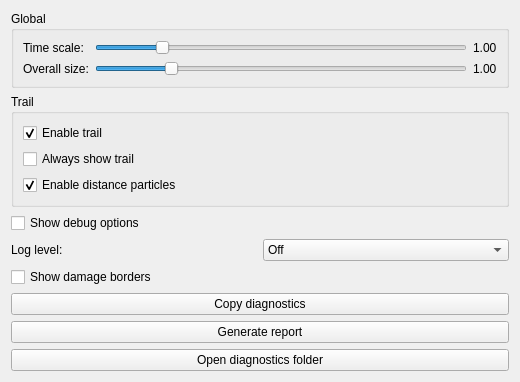
Qt form config/baclickfxconfig.ui (floating142/kwin-effects-ba-click-fx) before a commit.
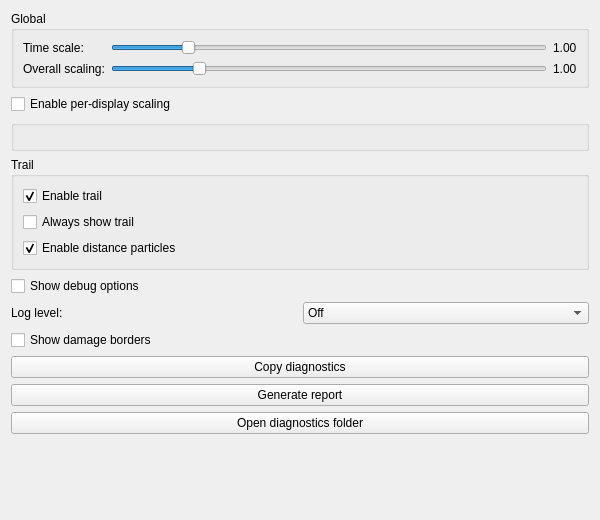
The same form after that commit.

Commit message: Fix per-display effect scaling

The edit to the form file:
```diff
--- a/config/baclickfxconfig.ui
+++ b/config/baclickfxconfig.ui
@@ -14,8 +14,8 @@
    <rect>
     <x>0</x>
     <y>0</y>
-    <width>520</width>
-    <height>300</height>
+    <width>600</width>
+    <height>520</height>
    </rect>
   </property>
   <layout class="QVBoxLayout" name="mainLayout">
@@ -72,7 +72,7 @@
       <item row="1" column="0">
        <widget class="QLabel" name="globalScaleLabel">
         <property name="text">
-         <string>Overall size:</string>
+         <string>Overall scaling:</string>
         </property>
        </widget>
       </item>
@@ -114,6 +114,18 @@
     </widget>
    </item>
 
+   <item>
+    <widget class="QCheckBox" name="showOutputScaleCheckBox">
+     <property name="text"><string>Enable per-display scaling</string></property>
+    </widget>
+   </item>
+   <item>
+    <widget class="QGroupBox" name="outputScaleGroupBox">
+     <property name="title"><string/></property>
+     <layout class="QVBoxLayout" name="outputScaleLayout"/>
+    </widget>
+   </item>
+
    <!-- 拖尾设置 -->
    <item>
     <widget class="QGroupBox" name="trailGroupBox">
```
The commit also changes 12 other files.
